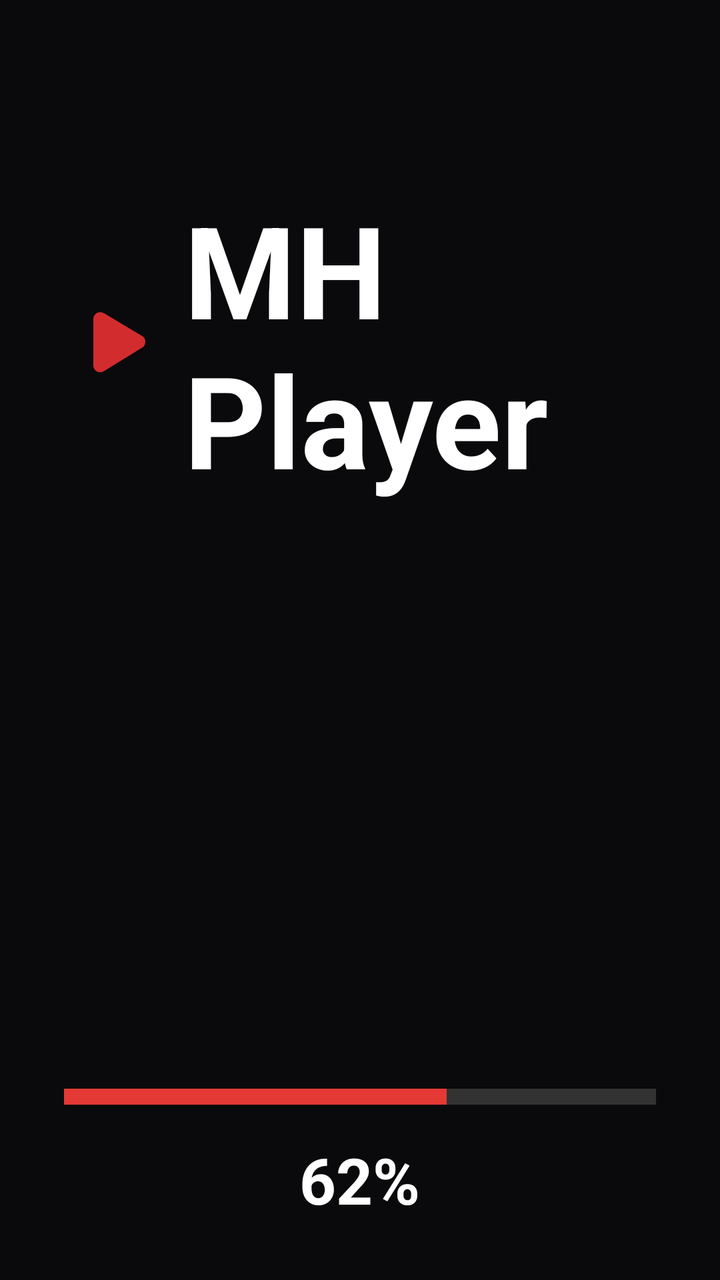
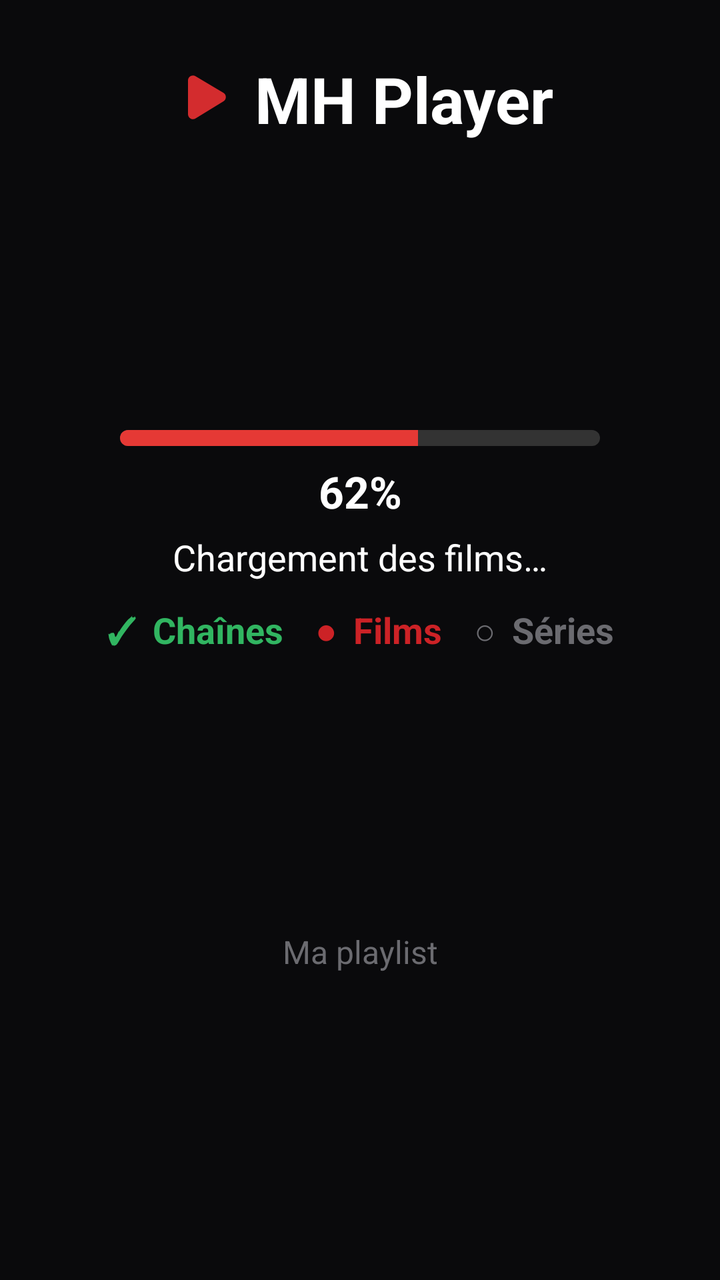

Compare the two renders of this Android layout. The source of the first and the diff that turns it into the second are given below.
<!-- AndroidManifest.xml: application theme Theme.MHPlayer -->
<!-- res/layout/fragment_loading.xml -->
<?xml version="1.0" encoding="utf-8"?>
<LinearLayout xmlns:android="http://schemas.android.com/apk/res/android"
    android:layout_width="match_parent"
    android:layout_height="match_parent"
    android:orientation="vertical"
    android:gravity="center_horizontal"
    android:background="@color/color_background"
    android:padding="32dp">

    <LinearLayout
        android:layout_width="wrap_content"
        android:layout_height="wrap_content"
        android:orientation="horizontal"
        android:gravity="center"
        android:layout_marginTop="60dp">

        <ImageView
            android:layout_width="44dp"
            android:layout_height="44dp"
            android:src="@drawable/logo_play"
            android:contentDescription="@null" />

        <TextView
            android:layout_width="wrap_content"
            android:layout_height="wrap_content"
            android:layout_marginStart="16dp"
            android:text="MH Player"
            android:textSize="64sp"
            android:textStyle="bold"
            android:textColor="@color/color_text_primary" />
    </LinearLayout>

    <ProgressBar
        android:id="@+id/progressRing"
        android:layout_width="220dp"
        android:layout_height="220dp"
        android:layout_marginTop="48dp"
        android:max="100"
        android:progress="62"
        android:progressDrawable="@drawable/progress_ring" />

    <ProgressBar
        android:id="@+id/progressBar"
        android:layout_width="360dp"
        android:layout_height="8dp"
        android:layout_marginTop="24dp"
        android:max="100"
        android:progress="62"
        android:progressDrawable="@drawable/bg_progress_bar"
        style="?android:attr/progressBarStyleHorizontal" />

    <TextView
        android:id="@+id/percentText"
        android:layout_width="wrap_content"
        android:layout_height="wrap_content"
        android:layout_marginTop="16dp"
        android:text="62%"
        android:textSize="32sp"
        android:textStyle="bold"
        android:textColor="@color/color_text_primary" />

    <TextView
        android:id="@+id/statusText"
        android:layout_width="wrap_content"
        android:layout_height="wrap_content"
        android:layout_marginTop="12dp"
        android:text="Chargement des films…"
        android:textSize="28sp"
        android:textColor="@color/color_text_primary" />

    <LinearLayout
        android:layout_width="wrap_content"
        android:layout_height="wrap_content"
        android:orientation="horizontal"
        android:layout_marginTop="48dp">

        <LinearLayout
            android:layout_width="wrap_content"
            android:layout_height="wrap_content"
            android:orientation="horizontal"
            android:gravity="center_vertical">

            <TextView
                android:id="@+id/stepLiveIcon"
                android:layout_width="wrap_content"
                android:layout_height="wrap_content"
                android:text="✓"
                android:textSize="28sp"
                android:textStyle="bold"
                android:textColor="@color/color_success_green" />

            <TextView
                android:id="@+id/stepLiveLabel"
                android:layout_width="wrap_content"
                android:layout_height="wrap_content"
                android:layout_marginStart="8dp"
                android:text="Chaînes"
                android:textSize="28sp"
                android:textStyle="bold"
                android:textColor="@color/color_success_green" />
        </LinearLayout>

        <LinearLayout
            android:layout_width="wrap_content"
            android:layout_height="wrap_content"
            android:orientation="horizontal"
            android:gravity="center_vertical"
            android:layout_marginStart="64dp">

            <TextView
                android:id="@+id/stepVodIcon"
                android:layout_width="wrap_content"
                android:layout_height="wrap_content"
                android:text="●"
                android:textSize="28sp"
                android:textColor="@color/color_primary_red" />

            <TextView
                android:id="@+id/stepVodLabel"
                android:layout_width="wrap_content"
                android:layout_height="wrap_content"
                android:layout_marginStart="8dp"
                android:text="Films"
                android:textSize="28sp"
                android:textStyle="bold"
                android:textColor="@color/color_primary_red" />
        </LinearLayout>

        <LinearLayout
            android:layout_width="wrap_content"
            android:layout_height="wrap_content"
            android:orientation="horizontal"
            android:gravity="center_vertical"
            android:layout_marginStart="64dp">

            <TextView
                android:id="@+id/stepSeriesIcon"
                android:layout_width="wrap_content"
                android:layout_height="wrap_content"
                android:text="○"
                android:textSize="28sp"
                android:textColor="@color/color_text_disabled" />

            <TextView
                android:id="@+id/stepSeriesLabel"
                android:layout_width="wrap_content"
                android:layout_height="wrap_content"
                android:layout_marginStart="8dp"
                android:text="Séries"
                android:textSize="28sp"
                android:textStyle="bold"
                android:textColor="@color/color_text_disabled" />
        </LinearLayout>
    </LinearLayout>

    <View
        android:layout_width="match_parent"
        android:layout_height="0dp"
        android:layout_weight="1" />

    <TextView
        android:id="@+id/errorText"
        android:layout_width="wrap_content"
        android:layout_height="wrap_content"
        android:textSize="18sp"
        android:textColor="@color/color_primary_red"
        android:visibility="gone" />

    <Button
        android:id="@+id/retryButton"
        android:layout_width="wrap_content"
        android:layout_height="52dp"
        android:layout_marginTop="16dp"
        android:text="Réessayer"
        android:visibility="gone"
        style="@style/Widget.MHPlayer.Button.Primary" />

    <TextView
        android:id="@+id/loadingFooter"
        android:layout_width="wrap_content"
        android:layout_height="wrap_content"
        android:layout_marginBottom="16dp"
        android:text="Ma playlist"
        android:textSize="20sp"
        android:textColor="@color/color_text_disabled" />

</LinearLayout>
<!-- resources referenced by this layout -->
<resources>
  <color name="color_background">#0A0A0C</color>
  <color name="color_primary_red">#CC2226</color>
  <color name="color_success_green">#31B561</color>
  <color name="color_text_disabled">#6B6B70</color>
  <color name="color_text_primary">#FFFFFF</color>
  <!-- drawable bg_progress_bar (drawable) -->
  <?xml version="1.0" encoding="utf-8"?>
  <layer-list xmlns:android="http://schemas.android.com/apk/res/android">
      <item android:id="@android:id/background">
          <shape android:shape="rectangle">
              <solid android:color="#333333" />
              <corners android:radius="4dp" />
          </shape>
      </item>
      <item android:id="@android:id/progress">
          <clip>
              <shape android:shape="rectangle">
                  <solid android:color="#E53935" />
                  <corners android:radius="4dp" />
              </shape>
          </clip>
      </item>
  </layer-list>
  <!-- drawable logo_play (drawable) -->
  <?xml version="1.0" encoding="utf-8"?>
  <vector xmlns:android="http://schemas.android.com/apk/res/android"
      android:width="44dp"
      android:height="44dp"
      android:viewportWidth="24"
      android:viewportHeight="24">
      <path
          android:fillColor="#D32C2E"
          android:pathData="M8,5.2c0,-1.5 1.6,-2.4 2.9,-1.6l10.4,6.2c1.2,0.7 1.2,2.5 0,3.2L10.9,19.4c-1.3,0.8 -2.9,-0.1 -2.9,-1.6V5.2z" />
  </vector>
  <style name="Widget.MHPlayer.Button.Primary" parent="Widget.AppCompat.Button">
          <item name="android:background">@drawable/bg_button_primary</item>
          <item name="android:textColor">@color/color_text_primary</item>
          <item name="android:textSize">20sp</item>
          <item name="android:textStyle">bold</item>
          <item name="android:textAllCaps">false</item>
      </style>
  <style name="Theme.MHPlayer" parent="Theme.AppCompat.NoActionBar">
          <item name="colorPrimary">@color/color_primary_red</item>
          <item name="colorPrimaryDark">@color/color_background</item>
          <item name="colorAccent">@color/color_primary_red</item>
          <item name="android:windowBackground">@color/color_background</item>
          <item name="android:textColorPrimary">@color/color_text_primary</item>
          <item name="android:textColorSecondary">@color/color_text_secondary</item>
          <item name="android:statusBarColor">@color/color_background</item>
          <item name="android:navigationBarColor">@color/color_background</item>
          <item name="android:windowLightStatusBar">false</item>
      </style>
  <!-- drawable bg_button_primary (drawable) -->
  <?xml version="1.0" encoding="utf-8"?>
  <shape xmlns:android="http://schemas.android.com/apk/res/android" android:shape="rectangle">
      <solid android:color="#CC2226" />
      <corners android:radius="12dp" />
  </shape>
  <color name="color_text_secondary">#B0B0B5</color>
  <!-- unchanged entries left out for length: 1 -->
</resources>

<!-- the commit's change to res/layout/fragment_loading.xml (unified diff, before → after) -->
@@ -1,187 +1,222 @@
 <?xml version="1.0" encoding="utf-8"?>
-<LinearLayout xmlns:android="http://schemas.android.com/apk/res/android"
+<ScrollView xmlns:android="http://schemas.android.com/apk/res/android"
+    xmlns:app="http://schemas.android.com/apk/res-auto"
     android:layout_width="match_parent"
     android:layout_height="match_parent"
-    android:orientation="vertical"
-    android:gravity="center_horizontal"
     android:background="@color/color_background"
-    android:padding="32dp">
-
-    <LinearLayout
-        android:layout_width="wrap_content"
+    android:fillViewport="true">
+
+    <androidx.constraintlayout.widget.ConstraintLayout
+        android:layout_width="match_parent"
         android:layout_height="wrap_content"
-        android:orientation="horizontal"
-        android:gravity="center"
-        android:layout_marginTop="60dp">
-
-        <ImageView
-            android:layout_width="44dp"
-            android:layout_height="44dp"
-            android:src="@drawable/logo_play"
-            android:contentDescription="@null" />
-
-        <TextView
-            android:layout_width="wrap_content"
-            android:layout_height="wrap_content"
-            android:layout_marginStart="16dp"
-            android:text="MH Player"
-            android:textSize="64sp"
+        android:padding="16dp">
+
+        <LinearLayout
+            android:id="@+id/logoRow"
+            android:layout_width="wrap_content"
+            android:layout_height="wrap_content"
+            android:orientation="horizontal"
+            android:gravity="center"
+            android:layout_marginTop="12dp"
+            app:layout_constraintTop_toTopOf="parent"
+            app:layout_constraintStart_toStartOf="parent"
+            app:layout_constraintEnd_toEndOf="parent"
+            app:layout_constraintVertical_chainStyle="packed"
+            app:layout_constraintVertical_bias="0.5">
+
+            <ImageView
+                android:layout_width="@dimen/logo_icon"
+                android:layout_height="@dimen/logo_icon"
+                android:src="@drawable/logo_play"
+                android:contentDescription="@null" />
+
+            <TextView
+                android:layout_width="wrap_content"
+                android:layout_height="wrap_content"
+                android:layout_marginStart="@dimen/logo_text_margin"
+                android:text="MH Player"
+                android:textSize="@dimen/text_loading_logo"
+                android:textStyle="bold"
+                android:textColor="@color/color_text_primary" />
+        </LinearLayout>
+
+        <ProgressBar
+            android:id="@+id/progressRing"
+            android:layout_width="@dimen/loading_ring_size"
+            android:layout_height="@dimen/loading_ring_size"
+            android:layout_marginTop="12dp"
+            android:max="100"
+            android:progress="62"
+            android:progressDrawable="@drawable/progress_ring"
+            app:layout_constraintTop_toBottomOf="@id/logoRow"
+            app:layout_constraintStart_toStartOf="parent"
+            app:layout_constraintEnd_toEndOf="parent" />
+
+        <ProgressBar
+            android:id="@+id/progressBar"
+            android:layout_width="0dp"
+            android:layout_height="8dp"
+            android:layout_marginTop="12dp"
+            android:max="100"
+            android:progress="62"
+            android:progressDrawable="@drawable/bg_progress_bar"
+            style="?android:attr/progressBarStyleHorizontal"
+            app:layout_constraintTop_toBottomOf="@id/progressRing"
+            app:layout_constraintStart_toStartOf="parent"
+            app:layout_constraintEnd_toEndOf="parent"
+            app:layout_constraintWidth_max="@dimen/loading_bar_width" />
+
+        <TextView
+            android:id="@+id/percentText"
+            android:layout_width="wrap_content"
+            android:layout_height="wrap_content"
+            android:layout_marginTop="8dp"
+            android:text="62%"
+            android:textSize="@dimen/text_percent"
             android:textStyle="bold"
-            android:textColor="@color/color_text_primary" />
-    </LinearLayout>
-
-    <ProgressBar
-        android:id="@+id/progressRing"
-        android:layout_width="220dp"
-        android:layout_height="220dp"
-        android:layout_marginTop="48dp"
-        android:max="100"
-        android:progress="62"
-        android:progressDrawable="@drawable/progress_ring" />
-
-    <ProgressBar
-        android:id="@+id/progressBar"
-        android:layout_width="360dp"
-        android:layout_height="8dp"
-        android:layout_marginTop="24dp"
-        android:max="100"
-        android:progress="62"
-        android:progressDrawable="@drawable/bg_progress_bar"
-        style="?android:attr/progressBarStyleHorizontal" />
-
-    <TextView
-        android:id="@+id/percentText"
-        android:layout_width="wrap_content"
-        android:layout_height="wrap_content"
-        android:layout_marginTop="16dp"
-        android:text="62%"
-        android:textSize="32sp"
-        android:textStyle="bold"
-        android:textColor="@color/color_text_primary" />
-
-    <TextView
-        android:id="@+id/statusText"
-        android:layout_width="wrap_content"
-        android:layout_height="wrap_content"
-        android:layout_marginTop="12dp"
-        android:text="Chargement des films…"
-        android:textSize="28sp"
-        android:textColor="@color/color_text_primary" />
-
-    <LinearLayout
-        android:layout_width="wrap_content"
-        android:layout_height="wrap_content"
-        android:orientation="horizontal"
-        android:layout_marginTop="48dp">
+            android:textColor="@color/color_text_primary"
+            app:layout_constraintTop_toBottomOf="@id/progressBar"
+            app:layout_constraintStart_toStartOf="parent"
+            app:layout_constraintEnd_toEndOf="parent" />
+
+        <TextView
+            android:id="@+id/statusText"
+            android:layout_width="wrap_content"
+            android:layout_height="wrap_content"
+            android:layout_marginTop="6dp"
+            android:text="Chargement des films…"
+            android:textSize="@dimen/text_status"
+            android:textColor="@color/color_text_primary"
+            app:layout_constraintTop_toBottomOf="@id/percentText"
+            app:layout_constraintStart_toStartOf="parent"
+            app:layout_constraintEnd_toEndOf="parent" />
 
         <LinearLayout
+            android:id="@+id/stepsRow"
             android:layout_width="wrap_content"
             android:layout_height="wrap_content"
             android:orientation="horizontal"
-            android:gravity="center_vertical">
-
-            <TextView
-                android:id="@+id/stepLiveIcon"
-                android:layout_width="wrap_content"
-                android:layout_height="wrap_content"
-                android:text="✓"
-                android:textSize="28sp"
-                android:textStyle="bold"
-                android:textColor="@color/color_success_green" />
-
-            <TextView
-                android:id="@+id/stepLiveLabel"
-                android:layout_width="wrap_content"
-                android:layout_height="wrap_content"
-                android:layout_marginStart="8dp"
-                android:text="Chaînes"
-                android:textSize="28sp"
-                android:textStyle="bold"
-                android:textColor="@color/color_success_green" />
+            android:layout_marginTop="12dp"
+            app:layout_constraintTop_toBottomOf="@id/statusText"
+            app:layout_constraintStart_toStartOf="parent"
+            app:layout_constraintEnd_toEndOf="parent">
+
+            <LinearLayout
+                android:layout_width="wrap_content"
+                android:layout_height="wrap_content"
+                android:orientation="horizontal"
+                android:gravity="center_vertical">
+
+                <TextView
+                    android:id="@+id/stepLiveIcon"
+                    android:layout_width="wrap_content"
+                    android:layout_height="wrap_content"
+                    android:text="✓"
+                    android:textSize="@dimen/text_steps"
+                    android:textStyle="bold"
+                    android:textColor="@color/color_success_green" />
+
+                <TextView
+                    android:id="@+id/stepLiveLabel"
+                    android:layout_width="wrap_content"
+                    android:layout_height="wrap_content"
+                    android:layout_marginStart="8dp"
+                    android:text="Chaînes"
+                    android:textSize="@dimen/text_steps"
+                    android:textStyle="bold"
+                    android:textColor="@color/color_success_green" />
+            </LinearLayout>
+
+            <LinearLayout
+                android:layout_width="wrap_content"
+                android:layout_height="wrap_content"
+                android:orientation="horizontal"
+                android:gravity="center_vertical"
+                android:layout_marginStart="@dimen/steps_gap">
+
+                <TextView
+                    android:id="@+id/stepVodIcon"
+                    android:layout_width="wrap_content"
+                    android:layout_height="wrap_content"
+                    android:text="●"
+                    android:textSize="@dimen/text_steps"
+                    android:textColor="@color/color_primary_red" />
+
+                <TextView
+                    android:id="@+id/stepVodLabel"
+                    android:layout_width="wrap_content"
+                    android:layout_height="wrap_content"
+                    android:layout_marginStart="8dp"
+                    android:text="Films"
+                    android:textSize="@dimen/text_steps"
+                    android:textStyle="bold"
+                    android:textColor="@color/color_primary_red" />
+            </LinearLayout>
+
+            <LinearLayout
+                android:layout_width="wrap_content"
+                android:layout_height="wrap_content"
+                android:orientation="horizontal"
+                android:gravity="center_vertical"
+                android:layout_marginStart="@dimen/steps_gap">
+
+                <TextView
+                    android:id="@+id/stepSeriesIcon"
+                    android:layout_width="wrap_content"
+                    android:layout_height="wrap_content"
+                    android:text="○"
+                    android:textSize="@dimen/text_steps"
+                    android:textColor="@color/color_text_disabled" />
+
+                <TextView
+                    android:id="@+id/stepSeriesLabel"
+                    android:layout_width="wrap_content"
+                    android:layout_height="wrap_content"
+                    android:layout_marginStart="8dp"
+                    android:text="Séries"
+                    android:textSize="@dimen/text_steps"
+                    android:textStyle="bold"
+                    android:textColor="@color/color_text_disabled" />
+            </LinearLayout>
         </LinearLayout>
 
-        <LinearLayout
-            android:layout_width="wrap_content"
-            android:layout_height="wrap_content"
-            android:orientation="horizontal"
-            android:gravity="center_vertical"
-            android:layout_marginStart="64dp">
-
-            <TextView
-                android:id="@+id/stepVodIcon"
-                android:layout_width="wrap_content"
-                android:layout_height="wrap_content"
-                android:text="●"
-                android:textSize="28sp"
-                android:textColor="@color/color_primary_red" />
-
-            <TextView
-                android:id="@+id/stepVodLabel"
-                android:layout_width="wrap_content"
-                android:layout_height="wrap_content"
-                android:layout_marginStart="8dp"
-                android:text="Films"
-                android:textSize="28sp"
-                android:textStyle="bold"
-                android:textColor="@color/color_primary_red" />
-        </LinearLayout>
-
-        <LinearLayout
-            android:layout_width="wrap_content"
-            android:layout_height="wrap_content"
-            android:orientation="horizontal"
-            android:gravity="center_vertical"
-            android:layout_marginStart="64dp">
-
-            <TextView
-                android:id="@+id/stepSeriesIcon"
-                android:layout_width="wrap_content"
-                android:layout_height="wrap_content"
-                android:text="○"
-                android:textSize="28sp"
-                android:textColor="@color/color_text_disabled" />
-
-            <TextView
-                android:id="@+id/stepSeriesLabel"
-                android:layout_width="wrap_content"
-                android:layout_height="wrap_content"
-                android:layout_marginStart="8dp"
-                android:text="Séries"
-                android:textSize="28sp"
-                android:textStyle="bold"
-                android:textColor="@color/color_text_disabled" />
-        </LinearLayout>
-    </LinearLayout>
-
-    <View
-        android:layout_width="match_parent"
-        android:layout_height="0dp"
-        android:layout_weight="1" />
-
-    <TextView
-        android:id="@+id/errorText"
-        android:layout_width="wrap_content"
-        android:layout_height="wrap_content"
-        android:textSize="18sp"
-        android:textColor="@color/color_primary_red"
-        android:visibility="gone" />
-
-    <Button
-        android:id="@+id/retryButton"
-        android:layout_width="wrap_content"
-        android:layout_height="52dp"
-        android:layout_marginTop="16dp"
-        android:text="Réessayer"
-        android:visibility="gone"
-        style="@style/Widget.MHPlayer.Button.Primary" />
-
-    <TextView
-        android:id="@+id/loadingFooter"
-        android:layout_width="wrap_content"
-        android:layout_height="wrap_content"
-        android:layout_marginBottom="16dp"
-        android:text="Ma playlist"
-        android:textSize="20sp"
-        android:textColor="@color/color_text_disabled" />
-
-</LinearLayout>
+        <TextView
+            android:id="@+id/errorText"
+            android:layout_width="wrap_content"
+            android:layout_height="wrap_content"
+            android:layout_marginTop="8dp"
+            android:textSize="@dimen/text_error"
+            android:textColor="@color/color_primary_red"
+            android:visibility="gone"
+            app:layout_constraintTop_toBottomOf="@id/stepsRow"
+            app:layout_constraintStart_toStartOf="parent"
+            app:layout_constraintEnd_toEndOf="parent" />
+
+        <Button
+            android:id="@+id/retryButton"
+            android:layout_width="wrap_content"
+            android:layout_height="@dimen/button_height"
+            android:layout_marginTop="8dp"
+            android:text="Réessayer"
+            android:visibility="gone"
+            style="@style/Widget.MHPlayer.Button.Primary"
+            app:layout_constraintTop_toBottomOf="@id/errorText"
+            app:layout_constraintStart_toStartOf="parent"
+            app:layout_constraintEnd_toEndOf="parent" />
+
+        <TextView
+            android:id="@+id/loadingFooter"
+            android:layout_width="wrap_content"
+            android:layout_height="wrap_content"
+            android:layout_marginTop="12dp"
+            android:layout_marginBottom="12dp"
+            android:text="Ma playlist"
+            android:textSize="@dimen/text_loading_footer"
+            android:textColor="@color/color_text_disabled"
+            app:layout_constraintTop_toBottomOf="@id/retryButton"
+            app:layout_constraintBottom_toBottomOf="parent"
+            app:layout_constraintStart_toStartOf="parent"
+            app:layout_constraintEnd_toEndOf="parent" />
+
+    </androidx.constraintlayout.widget.ConstraintLayout>
+</ScrollView>
<!-- resource entries referenced after the edit -->
@@ -5,6 +5,18 @@
   <color name="color_success_green">#31B561</color>
   <color name="color_text_disabled">#6B6B70</color>
   <color name="color_text_primary">#FFFFFF</color>
+  <dimen name="button_height">44dp</dimen>
+  <dimen name="loading_bar_width">240dp</dimen>
+  <dimen name="loading_ring_size">120dp</dimen>
+  <dimen name="logo_icon">32dp</dimen>
+  <dimen name="logo_text_margin">12dp</dimen>
+  <dimen name="steps_gap">16dp</dimen>
+  <dimen name="text_error">14sp</dimen>
+  <dimen name="text_loading_footer">16sp</dimen>
+  <dimen name="text_loading_logo">32sp</dimen>
+  <dimen name="text_percent">22sp</dimen>
+  <dimen name="text_status">18sp</dimen>
+  <dimen name="text_steps">18sp</dimen>
   <!-- drawable bg_progress_bar (drawable) -->
   <?xml version="1.0" encoding="utf-8"?>
   <layer-list xmlns:android="http://schemas.android.com/apk/res/android">
@@ -37,7 +49,7 @@
   <style name="Widget.MHPlayer.Button.Primary" parent="Widget.AppCompat.Button">
           <item name="android:background">@drawable/bg_button_primary</item>
           <item name="android:textColor">@color/color_text_primary</item>
-          <item name="android:textSize">20sp</item>
+          <item name="android:textSize">@dimen/text_button</item>
           <item name="android:textStyle">bold</item>
           <item name="android:textAllCaps">false</item>
       </style>
@@ -58,6 +70,7 @@
       <solid android:color="#CC2226" />
       <corners android:radius="12dp" />
   </shape>
+  <dimen name="text_button">16sp</dimen>
   <color name="color_text_secondary">#B0B0B5</color>
   <!-- unchanged entries left out for length: 1 -->
 </resources>
